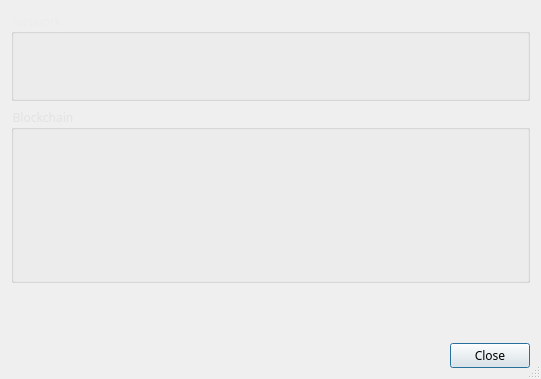
Qt form src/gui/ui/infodialog.ui (aejontargaryen/FanGoldWallet) before a commit.
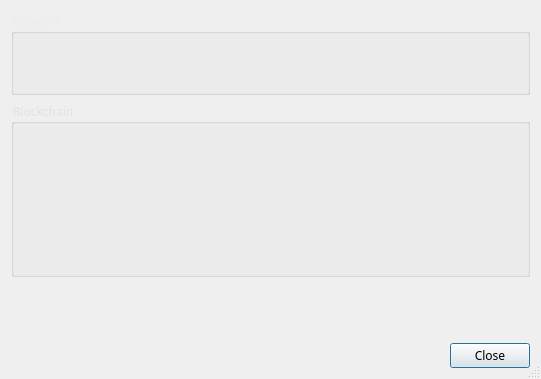
The same form after that commit.

What changed in the file:
```diff
--- a/src/gui/ui/infodialog.ui
+++ b/src/gui/ui/infodialog.ui
@@ -312,7 +312,7 @@
          </palette>
         </property>
         <property name="styleSheet">
-         <string notr="true">font: 13pt Dual;</string>
+         <string notr="true"/>
         </property>
         <property name="text">
          <string/>
@@ -335,7 +335,7 @@
       <item row="1" column="1">
        <widget class="QLabel" name="m_peerList">
         <property name="styleSheet">
-         <string notr="true">font-family: Dual;</string>
+         <string notr="true"/>
         </property>
         <property name="text">
          <string/>
@@ -1197,7 +1197,7 @@
       <item row="0" column="1">
        <widget class="QLabel" name="m_height">
         <property name="styleSheet">
-         <string notr="true">font-family: Dual;</string>
+         <string notr="true"/>
         </property>
         <property name="text">
          <string/>
@@ -1220,7 +1220,7 @@
       <item row="1" column="1">
        <widget class="QLabel" name="m_blockTime">
         <property name="styleSheet">
-         <string notr="true">font-family: Dual;</string>
+         <string notr="true"/>
         </property>
         <property name="text">
          <string/>
@@ -1243,7 +1243,7 @@
       <item row="2" column="1">
        <widget class="QLabel" name="m_difficulty">
         <property name="styleSheet">
-         <string notr="true">font-family: Dual;</string>
+         <string notr="true"/>
         </property>
         <property name="text">
          <string/>
@@ -1266,7 +1266,7 @@
       <item row="3" column="1">
        <widget class="QLabel" name="m_txCount">
         <property name="styleSheet">
-         <string notr="true">font-family: Dual;</string>
+         <string notr="true"/>
         </property>
         <property name="text">
          <string/>
@@ -1407,8 +1407,7 @@
          </palette>
         </property>
         <property name="styleSheet">
-         <string notr="true">font-family: Dual;
-</string>
+         <string notr="true"/>
         </property>
         <property name="text">
          <string/>
@@ -1431,8 +1430,7 @@
       <item row="5" column="1">
        <widget class="QLabel" name="m_altBlocksCount">
         <property name="styleSheet">
-         <string notr="true">font-family: Dual;
-</string>
+         <string notr="true"/>
         </property>
         <property name="text">
          <string/>
```
